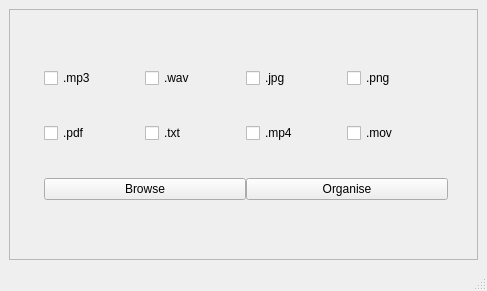
The window that UI/file_organiser.ui (HaydenGuy/PyQt_File_Organiser) describes before a commit, drawn with Qt 5.
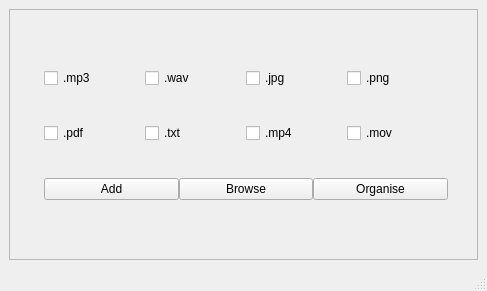
The same window after the commit.

Commit message: Added a QDialog box that appears when the user clicks the add button. This lets the user add their own file type checkboxes

What changed in the file:
```diff
--- a/UI/file_organiser.ui
+++ b/UI/file_organiser.ui
@@ -112,7 +112,14 @@
           </layout>
          </item>
          <item row="2" column="0">
-          <layout class="QHBoxLayout" name="horizontalLayout_6">
+          <layout class="QHBoxLayout" name="hl_buttons">
+           <item>
+            <widget class="QPushButton" name="pb_add">
+             <property name="text">
+              <string>Add</string>
+             </property>
+            </widget>
+           </item>
            <item>
             <widget class="QPushButton" name="pb_browse">
              <property name="text">
```
Left out of the diff: 6 changed lines with no effect on the pictures. The commit also changes 9 other files.
